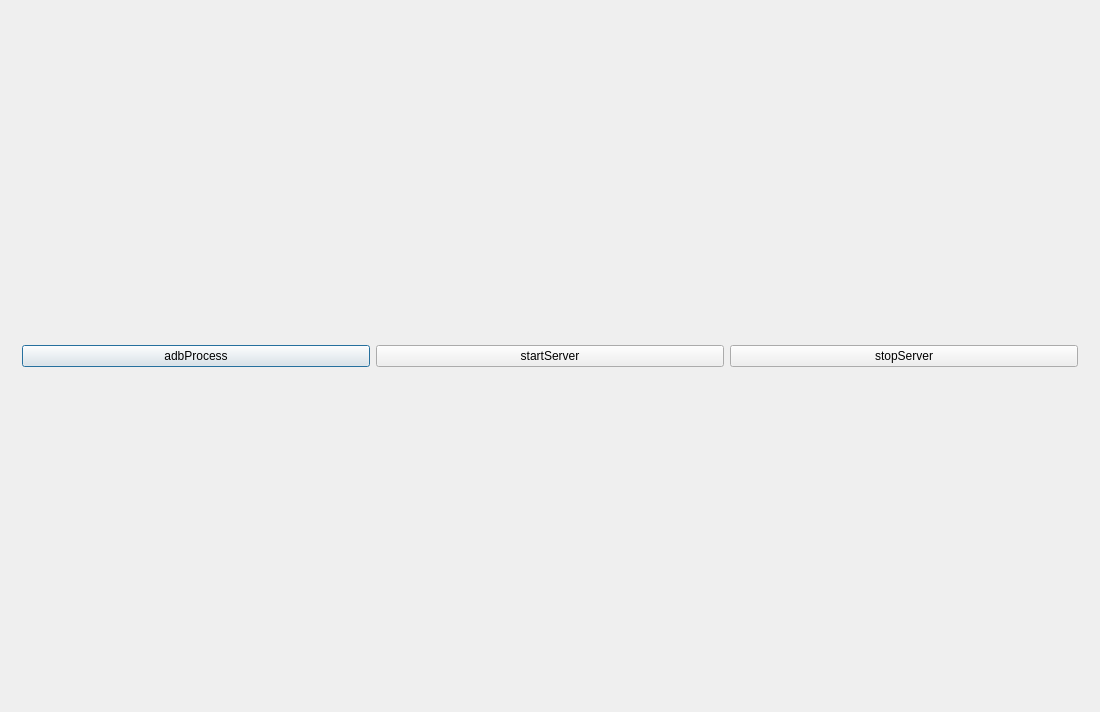
The window that src/dialog.ui (barry-ran/QtScrcpy) describes before a commit, drawn with Qt 5.
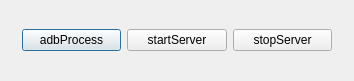
The same window after the commit.

What changed in the file:
```diff
--- a/src/dialog.ui
+++ b/src/dialog.ui
@@ -6,8 +6,8 @@
    <rect>
     <x>0</x>
     <y>0</y>
-    <width>1100</width>
-    <height>712</height>
+    <width>354</width>
+    <height>81</height>
    </rect>
   </property>
   <property name="windowTitle">
```
